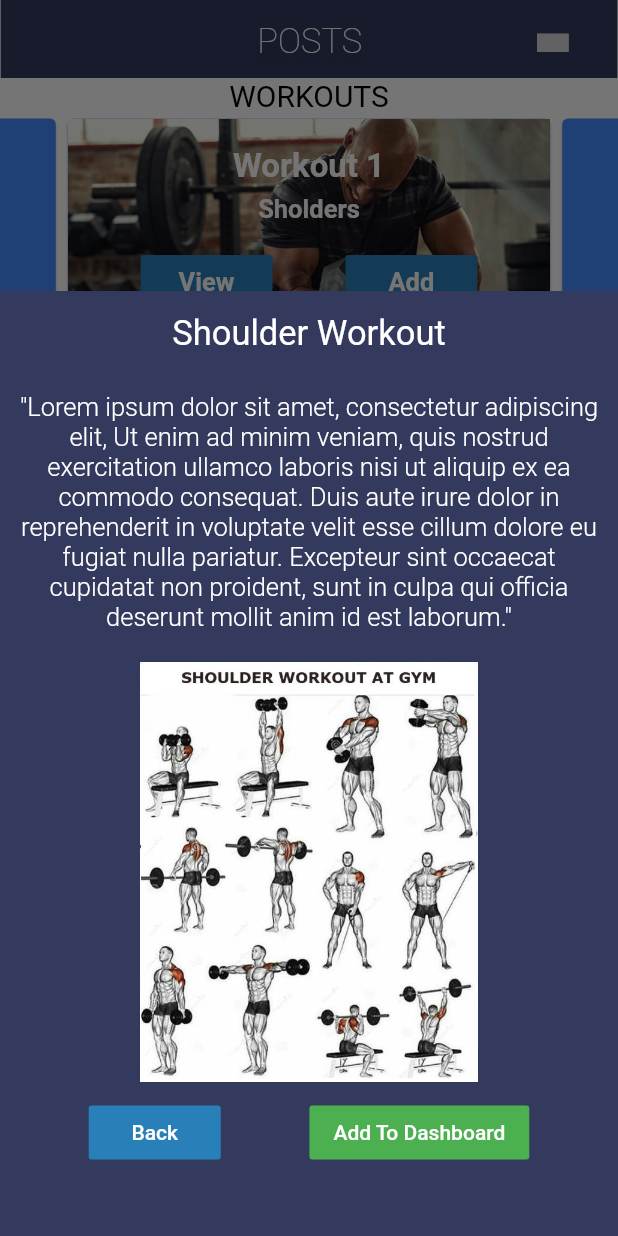
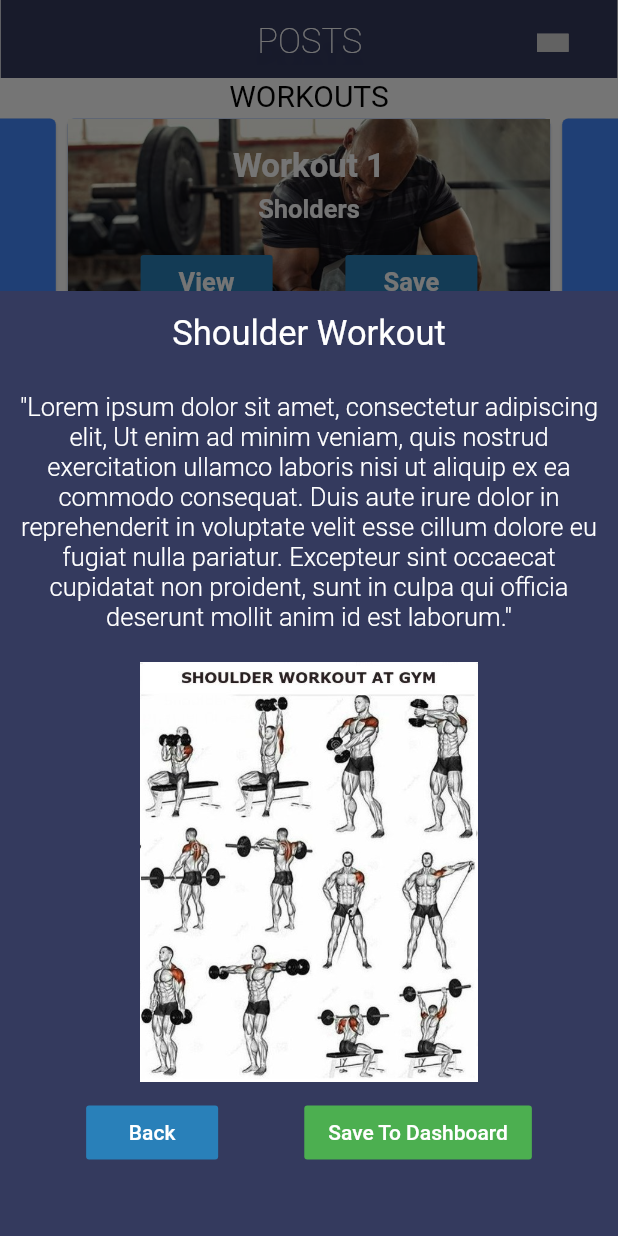
Before and after one commit to RubberDuckDestroyer/Say-No-to-Obese, a Flutter app: the FF_posts screen opened directly, after a tap on "View", on a phone screen of 412 x 824 dp. Run offline on Flutter 3.47's test engine with Material 2 defaults, Android fonts, the phone set to English and light mode, and no system bars; drawn by our look-alikes of carousel_slider; our stand-ins replace flutter_dotenv, flutter_svg; missing offline and left inert: adobe_xd, dart:ffi, mongo_dart; network calls fail; Roboto replaces fonts that are missing (Montserrat).

Commit message:
Updated Buttons

```diff
--- a/lib/FF_posts.dart
+++ b/lib/FF_posts.dart
@@ -533,7 +533,7 @@ class Workout1 extends StatelessWidget {
                   }),
               RaisedButton(
                   color: const Color(0xff2980b9),
-                  child: const Text('Add',
+                  child: const Text('Save',
                       style: TextStyle(
                           color: Colors.white,
                           fontSize: 17.0,
@@ -598,7 +598,7 @@ class Workout1 extends StatelessWidget {
                   FlatButton(
                     color: Colors.green,
                     child: Text(
-                      'Add To Dashboard',
+                      'Save To Dashboard',
                       style: TextStyle(color: Colors.white),
                     ),
                     onPressed: () {},
```
